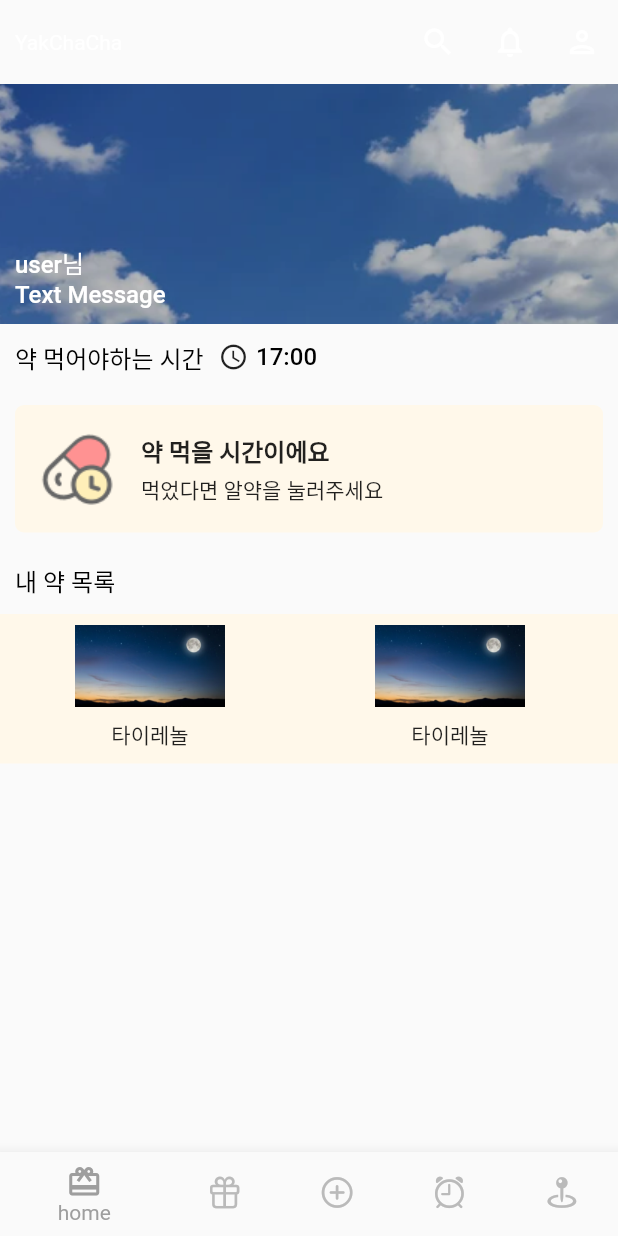
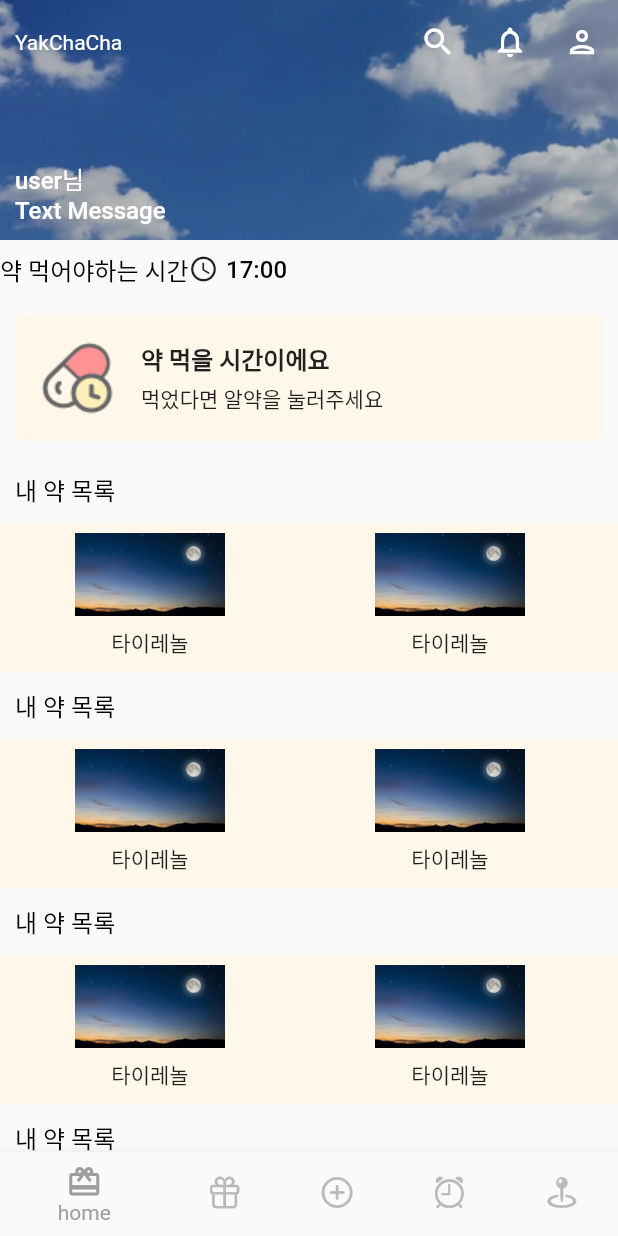
Before and after one commit to AI-FOR-ALL-I/YakChaCha, a Flutter app: the screen it shows after launch, on a phone screen of 412 x 824 dp. Run offline on Flutter 3.47's test engine with Material 2 defaults, Android fonts, the phone set to English and light mode, and no system bars; missing offline and left inert: kakao_flutter_sdk.

Commit message:
[S08P22A803-183] Fix: 홈 화면 AppBar 안덮이는문제 해결

```diff
--- a/frontend/lib/screens/home_page.dart
+++ b/frontend/lib/screens/home_page.dart
@@ -12,18 +12,22 @@ class HomePage extends StatelessWidget {
   @override
   Widget build(BuildContext context) {
     return Scaffold(
-      body: Padding(
-        padding: const EdgeInsets.all(0.0),
-        child: ListView(
+      body: Column(
         children: [
           const TimeHeader(
             nickname: 'user',
             timeline: 0,
           ),
+          Expanded(
+              child: MediaQuery.removePadding(
+            context: context,
+            removeTop: true,
+            child: ListView(
+              children: [
                 const Row(
                   children: [
                     Padding(
-                  padding: EdgeInsets.all(10.0),
+                      padding: EdgeInsets.all(0.0),
                       child: Text(
                         "약 먹어야하는 시간",
                         style: TextStyle(
@@ -77,7 +81,117 @@ class HomePage extends StatelessWidget {
                             child: Column(
                               children: [
                                 Image.asset('assets/images/night.png',
-                                width: 100, height: 70, fit: BoxFit.fitWidth),
+                                    width: 100,
+                                    height: 70,
+                                    fit: BoxFit.fitWidth),
+                                const Text('타이레놀'),
+                              ],
+                            ),
+                          ),
+                        );
+                      }),
+                ),
+                const Padding(
+                  padding: EdgeInsets.all(10.0),
+                  child: Text(
+                    "내 약 목록",
+                    style: TextStyle(
+                        color: Colors.black,
+                        fontWeight: FontWeight.w500,
+                        fontSize: 16.0),
+                  ),
+                ),
+                SizedBox(
+                  height: 100,
+                  child: ListView.builder(
+                      scrollDirection: Axis.horizontal,
+                      itemCount: 3,
+                      itemBuilder: (BuildContext context, int index) {
+                        return SizedBox(
+                          width: 200.0,
+                          height: 200.0,
+                          child: Container(
+                            decoration: const BoxDecoration(
+                              color: Color(0xFFFFF8EA),
+                            ),
+                            child: Column(
+                              children: [
+                                Image.asset('assets/images/night.png',
+                                    width: 100,
+                                    height: 70,
+                                    fit: BoxFit.fitWidth),
+                                const Text('타이레놀'),
+                              ],
+                            ),
+                          ),
+                        );
+                      }),
+                ),
+                const Padding(
+                  padding: EdgeInsets.all(10.0),
+                  child: Text(
+                    "내 약 목록",
+                    style: TextStyle(
+                        color: Colors.black,
+                        fontWeight: FontWeight.w500,
+                        fontSize: 16.0),
+                  ),
+                ),
+                SizedBox(
+                  height: 100,
+                  child: ListView.builder(
+                      scrollDirection: Axis.horizontal,
+                      itemCount: 3,
+                      itemBuilder: (BuildContext context, int index) {
+                        return SizedBox(
+                          width: 200.0,
+                          height: 200.0,
+                          child: Container(
+                            decoration: const BoxDecoration(
+                              color: Color(0xFFFFF8EA),
+                            ),
+                            child: Column(
+                              children: [
+                                Image.asset('assets/images/night.png',
+                                    width: 100,
+                                    height: 70,
+                                    fit: BoxFit.fitWidth),
+                                const Text('타이레놀'),
+                              ],
+                            ),
+                          ),
+                        );
+                      }),
+                ),
+                const Padding(
+                  padding: EdgeInsets.all(10.0),
+                  child: Text(
+                    "내 약 목록",
+                    style: TextStyle(
+                        color: Colors.black,
+                        fontWeight: FontWeight.w500,
+                        fontSize: 16.0),
+                  ),
+                ),
+                SizedBox(
+                  height: 100,
+                  child: ListView.builder(
+                      scrollDirection: Axis.horizontal,
+                      itemCount: 3,
+                      itemBuilder: (BuildContext context, int index) {
+                        return SizedBox(
+                          width: 200.0,
+                          height: 200.0,
+                          child: Container(
+                            decoration: const BoxDecoration(
+                              color: Color(0xFFFFF8EA),
+                            ),
+                            child: Column(
+                              children: [
+                                Image.asset('assets/images/night.png',
+                                    width: 100,
+                                    height: 70,
+                                    fit: BoxFit.fitWidth),
                                 const Text('타이레놀'),
                               ],
                             ),
@@ -87,6 +201,8 @@ class HomePage extends StatelessWidget {
                 ),
               ],
             ),
+          ))
+        ],
       ),
     );
   }
```
Lines whose indentation alone changed are shown as unchanged.
